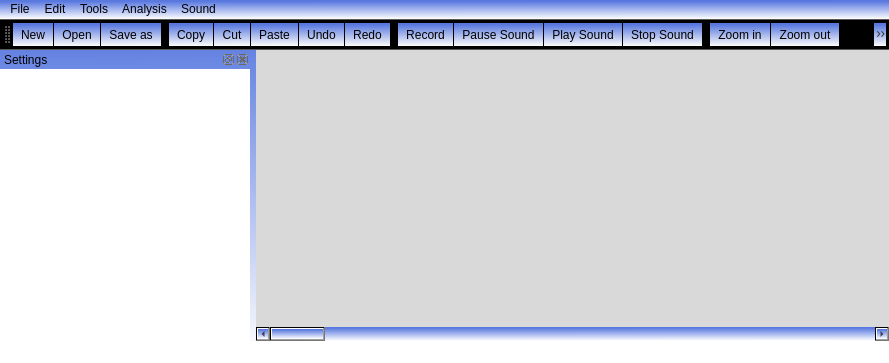
Qt form Graphic_Interface/UI_Files/MainWindow.ui (ECMora/SoundLab) before a commit.
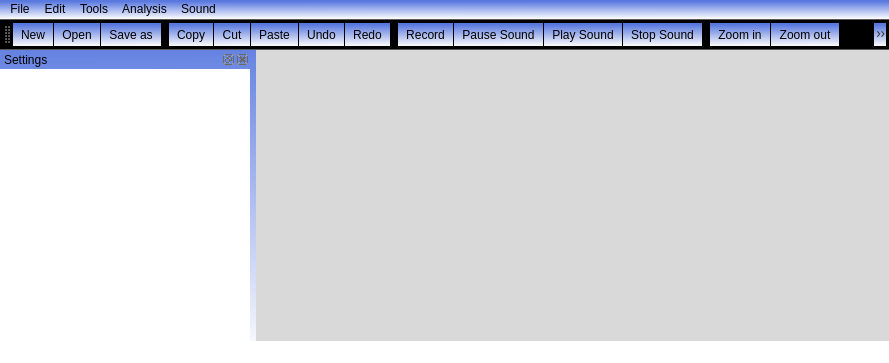
The same form after that commit. Icons and pictures are not drawn. Custom widgets are drawn as their Qt base class.

Commit message: scroll bar

Diff of the .ui file:
```diff
--- a/Graphic_Interface/UI_Files/MainWindow.ui
+++ b/Graphic_Interface/UI_Files/MainWindow.ui
@@ -49,13 +49,6 @@
       </property>
      </widget>
     </item>
-    <item>
-     <widget class="QScrollBar" name="horizontalScrollBar">
-      <property name="orientation">
-       <enum>Qt::Horizontal</enum>
-      </property>
-     </widget>
-    </item>
    </layout>
    <zorder>horizontalScrollBar</zorder>
    <zorder>widget</zorder>
```
Left out of the diff: 2 changed lines with no effect on the pictures. The commit also changes 2 other files.
